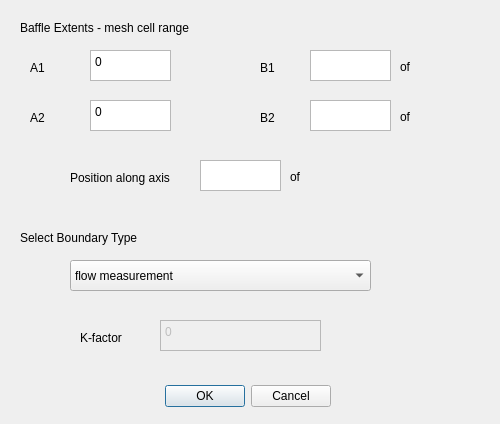
First picture: the form in gui/baffle.ui, repository civilcfd/Civil-CFD, before the edit.
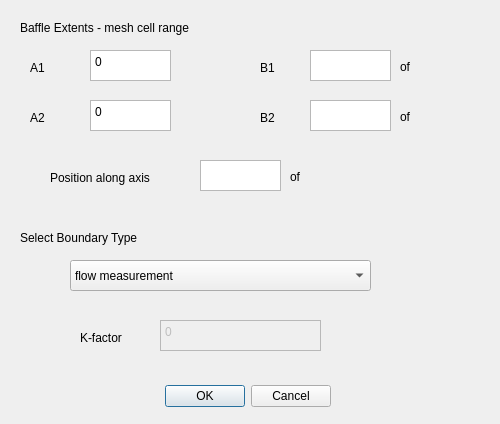
Second picture: the form after the edit.

```diff
--- a/gui/baffle.ui
+++ b/gui/baffle.ui
@@ -133,7 +133,7 @@
     <rect>
      <x>20</x>
      <y>20</y>
-     <width>201</width>
+     <width>321</width>
      <height>16</height>
     </rect>
    </property>
@@ -284,9 +284,9 @@
   <widget class="QLabel" name="label_pos">
    <property name="geometry">
     <rect>
-     <x>70</x>
+     <x>50</x>
      <y>170</y>
-     <width>121</width>
+     <width>131</width>
      <height>16</height>
     </rect>
    </property>
```
